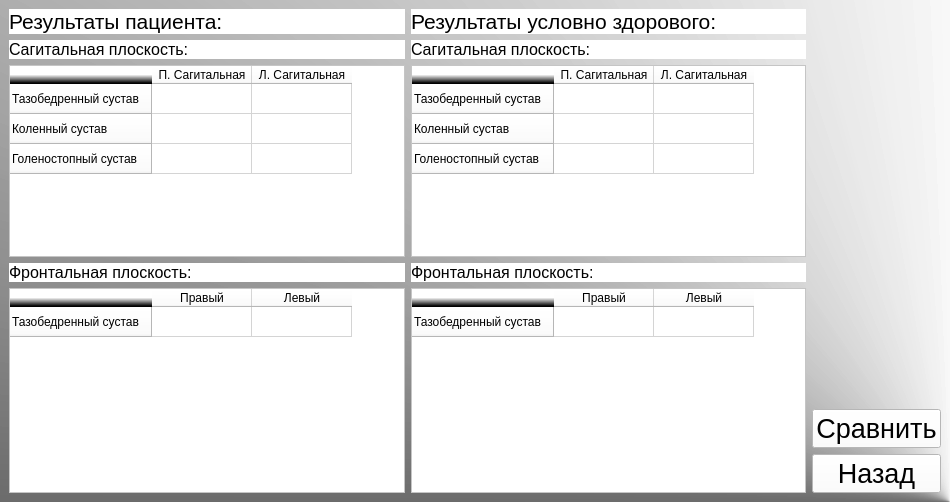
Old version of the form Table.ui in the repository Myhammadsak/MotionCapture_1vers.
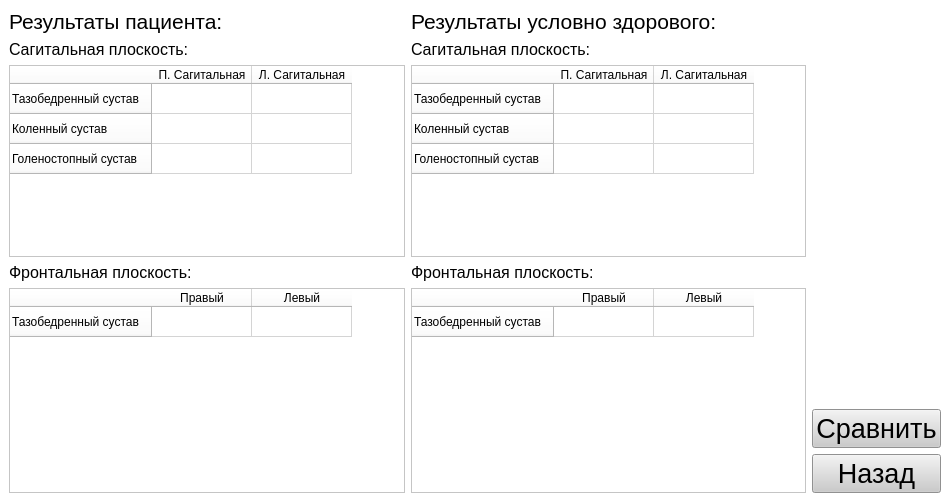
New version of the form.

Diff of the .ui file:
```diff
--- a/Table.ui
+++ b/Table.ui
@@ -14,7 +14,7 @@
    <string>MainWindow</string>
   </property>
   <property name="styleSheet">
-   <string notr="true">background-color: qconicalgradient(cx:1, cy:1, angle:263.8, stop:0.505682 rgba(255, 255, 255, 207), stop:1 rgba(0, 0, 0, 255));</string>
+   <string notr="true">background-color: rgb(255, 255, 255);</string>
   </property>
   <widget class="QWidget" name="centralwidget">
    <layout class="QVBoxLayout" name="verticalLayout_8">
@@ -269,7 +269,7 @@
            </font>
           </property>
           <property name="styleSheet">
-           <string notr="true">background-color: rgb(255, 255, 255);</string>
+           <string notr="true">background-color: rgb(203, 203, 203);</string>
           </property>
           <property name="text">
            <string>Сравнить</string>
@@ -284,7 +284,7 @@
            </font>
           </property>
           <property name="styleSheet">
-           <string notr="true">background-color: rgb(255, 255, 255);</string>
+           <string notr="true">background-color: rgb(203, 203, 203);</string>
           </property>
           <property name="text">
            <string>Назад</string>
```
